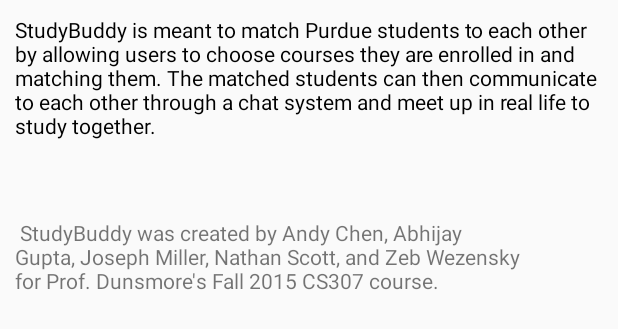
After one commit to MonoAlpaca/StudyBuddy, an Android app: the layout fragment_about.xml on its own in the app's theme, with its tools: preview values and no code run, on a phone screen of 412 x 824 dp. The commit adds this screen. Shown: the top 329 px of the screen. Run offline under Robolectric (Android 15) with nearby library versions, the phone set to English and light mode, and no system bars.

Commit message:
still working on settings and about

```diff
--- a/Client/StudyBuddy/app/src/main/java/com/team18/studybuddy/studybuddy/MainActivity.java
+++ b/Client/StudyBuddy/app/src/main/java/com/team18/studybuddy/studybuddy/MainActivity.java
@@ -62,6 +62,10 @@
                 Intent i =  new Intent(MainActivity.this, Settings.class);
                 startActivity(i);
                 break;
+/*            case 4:
+                Intent j = new Intent(MainActivity.this, About.class);
+                startActivity(j);
+                break;*/
             default:
                 fragmentManager.beginTransaction()
                         .replace(R.id.container, PlaceholderFragment.newInstance(position + 1))
--- /dev/null
+++ b/Client/StudyBuddy/app/src/main/res/layout/fragment_about.xml
@@ -0,0 +1,23 @@
+<?xml version="1.0" encoding="utf-8"?>
+<LinearLayout xmlns:android="http://schemas.android.com/apk/res/android"
+    android:orientation="vertical" android:layout_width="match_parent"
+    android:layout_height="match_parent"
+    android:weightSum="1">
+
+    <TextView
+        android:layout_width="wrap_content"
+        android:layout_height="wrap_content"
+        android:text="@string/descriptionText"
+        android:id="@+id/textView3"
+        android:layout_gravity="center_horizontal"
+        android:textColor="#000000"
+        android:padding="10dp" />
+
+    <TextView
+        android:layout_width="358dp"
+        android:layout_height="0dp"
+        android:text="@string/aboutText"
+        android:id="@+id/textView"
+        android:layout_weight="0.21"
+        android:padding="10dp" />
+</LinearLayout>
--- a/Client/StudyBuddy/app/src/main/res/values/strings.xml
+++ b/Client/StudyBuddy/app/src/main/res/values/strings.xml
@@ -17,6 +17,14 @@
     <string name="action_example">Example action</string>
 
     <string name="action_settings">Settings</string>
+
+    <string name="aboutText">\n StudyBuddy was created by Andy Chen, Abhijay Gupta, Joseph Miller,
+        Nathan Scott, and Zeb Wezensky for Prof. Dunsmore\'s Fall 2015 CS307 course.</string>
+    <string name="descriptionText">StudyBuddy is meant to match Purdue students to each
+        other by allowing users to choose courses they are enrolled in and matching them.
+        The matched students can then communicate to each other through a chat system and
+        meet up in real life to study together. \n</string>
+
     <string-array name="colorArray">
         <item>Default</item>
         <item>Purdue Gold</item>
```
Also changed, not shown: Client/StudyBuddy/app/src/main/java/com/team18/studybuddy/studybuddy/About.java (added, +16 -0 lines), Client/StudyBuddy/app/src/main/res/xml/fragment_settings.xml (+8 -5 lines).
